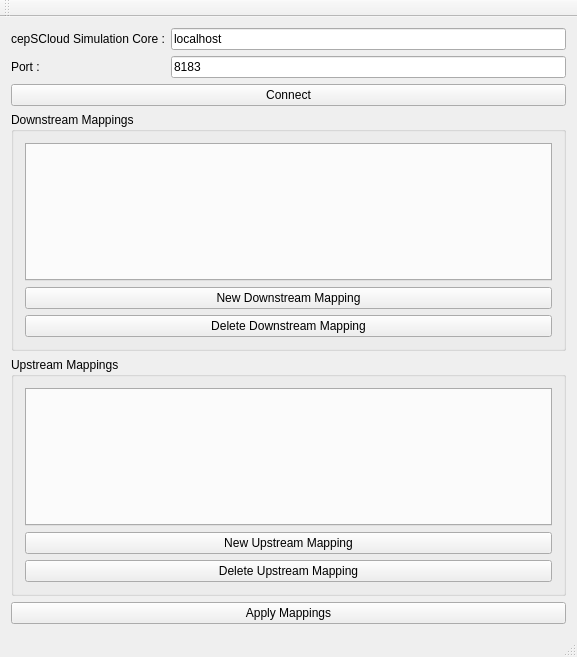
First picture: the form in cloud/tools/cepscloud_canmapper/mainwindow.ui, repository cepsdev/machines4ceps, before the edit.
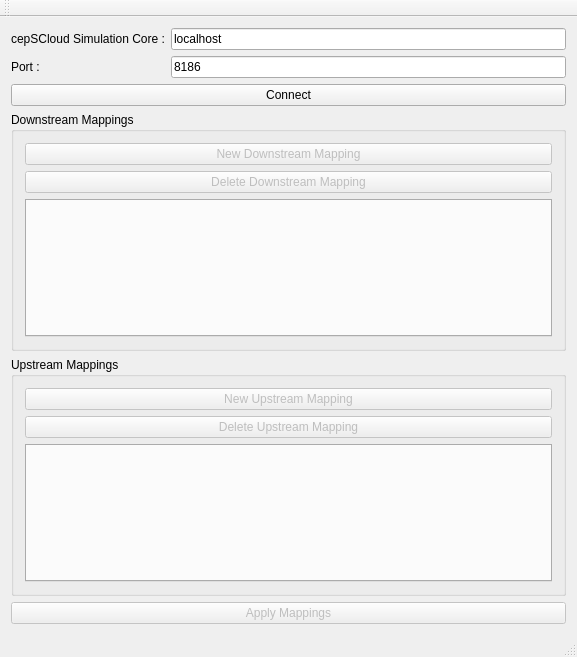
Second picture: the form after the edit.

Patch:
```diff
--- a/cloud/tools/cepscloud_canmapper/mainwindow.ui
+++ b/cloud/tools/cepscloud_canmapper/mainwindow.ui
@@ -41,7 +41,7 @@
       <item row="1" column="1">
        <widget class="QLineEdit" name="line_edit_port">
         <property name="text">
-         <string>8183</string>
+         <string>8186</string>
         </property>
        </widget>
       </item>
@@ -60,22 +60,28 @@
        <string>Downstream Mappings</string>
       </property>
       <layout class="QGridLayout" name="gridLayout_2">
-       <item row="0" column="0">
+       <item row="2" column="0">
         <widget class="QTabWidget" name="downstream_tabs">
          <property name="currentIndex">
           <number>-1</number>
          </property>
         </widget>
        </item>
-       <item row="1" column="0">
+       <item row="0" column="0">
         <widget class="QPushButton" name="new_downstream_mapping_btn">
+         <property name="enabled">
+          <bool>false</bool>
+         </property>
          <property name="text">
           <string>New Downstream Mapping</string>
          </property>
         </widget>
        </item>
-       <item row="2" column="0">
+       <item row="1" column="0">
         <widget class="QPushButton" name="delete_downstream_mapping_btn">
+         <property name="enabled">
+          <bool>false</bool>
+         </property>
          <property name="text">
           <string>Delete Downstream Mapping</string>
          </property>
@@ -90,7 +96,7 @@
        <string>Upstream Mappings</string>
       </property>
       <layout class="QGridLayout" name="gridLayout">
-       <item row="0" column="0">
+       <item row="2" column="0">
         <widget class="QTabWidget" name="upstream_tabs">
          <property name="maximumSize">
           <size>
@@ -100,15 +106,21 @@
          </property>
         </widget>
        </item>
-       <item row="1" column="0">
+       <item row="0" column="0">
         <widget class="QPushButton" name="new_upstream_mapping_btn">
+         <property name="enabled">
+          <bool>false</bool>
+         </property>
          <property name="text">
           <string>New Upstream Mapping</string>
          </property>
         </widget>
        </item>
-       <item row="2" column="0">
+       <item row="1" column="0">
         <widget class="QPushButton" name="delete_upstream_mapping_btn">
+         <property name="enabled">
+          <bool>false</bool>
+         </property>
          <property name="text">
           <string>Delete Upstream Mapping</string>
          </property>
@@ -119,6 +131,9 @@
     </item>
     <item row="3" column="0">
      <widget class="QPushButton" name="apply_mappings_btn">
+      <property name="enabled">
+       <bool>false</bool>
+      </property>
       <property name="text">
        <string>Apply Mappings</string>
       </property>
```
